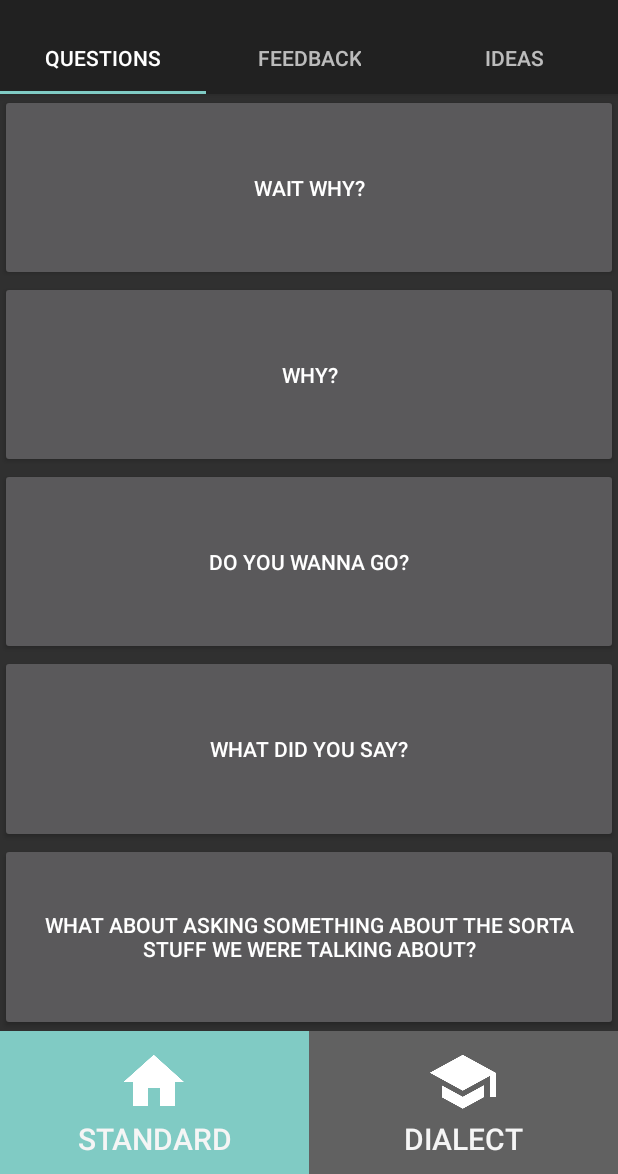
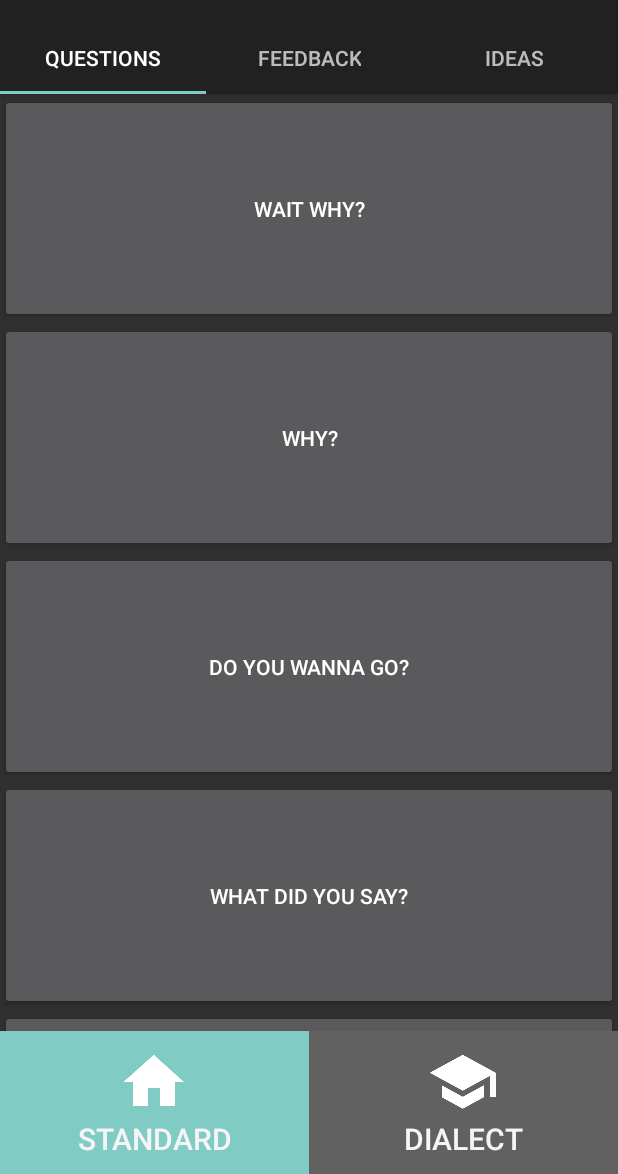
Before and after one commit to andrew-w-sherman/chicowoz, an Android app: the screen it shows after launch (ChiCoWoZ), on a phone screen of 412 x 824 dp, the part 62-1236 px from its top. Run offline under Robolectric (Android 15) with nearby library versions, the phone set to English and light mode, and no system bars; libraries missing offline, so code that uses them is left out: junit.framework; 1 statement that could not run was skipped.

Commit message:
Added option for scrolling buttons

```diff
--- a/Rtog/app/src/main/java/com/andrewsh/rtog/CategoryFragment.java
+++ b/Rtog/app/src/main/java/com/andrewsh/rtog/CategoryFragment.java
@@ -25,16 +25,30 @@ public class CategoryFragment extends Fragment {
                              Bundle savedInstanceState) {
         Bundle b = getArguments();
         position = b.getInt(POS_ARG);
-        View root = inflater.inflate(R.layout.fragment_category, container, false);
-        LinearLayout linearRoot = (LinearLayout) root;
-        LinearLayout.LayoutParams params = new LinearLayout.LayoutParams(
-                ViewGroup.LayoutParams.MATCH_PARENT,
-                0, 1f);
+        View root;
+        LinearLayout linearRoot;
+        LinearLayout.LayoutParams params;
+        if (ChiCoWoZ.IS_SCROLLING) {
+            root = inflater.inflate(R.layout.fragment_category_scroll, container, false);
+            linearRoot = (LinearLayout) root.findViewById(R.id.linear_root);
+            params = new LinearLayout.LayoutParams(
+                    ViewGroup.LayoutParams.MATCH_PARENT,
+                    ViewGroup.LayoutParams.WRAP_CONTENT);
+        }
+        else {
+            root = inflater.inflate(R.layout.fragment_category, container, false);
+            linearRoot = (LinearLayout) root;
+            params = new LinearLayout.LayoutParams(
+                    ViewGroup.LayoutParams.MATCH_PARENT,
+                    0, 1f);
+        }
         String textDef = "THIS BUTTON IS BLANK!";
         for (int i = 0; i < ChiCoWoZ.BUTTONS_PER_PAGE; i++) {
             buttons[i] = new Button(getActivity());
             buttons[i].setText(textDef.toCharArray(), 0, textDef.length());
             buttons[i].setLayoutParams(params);
+            if (ChiCoWoZ.IS_SCROLLING)
+                buttons[i].setPadding(40, 100, 40, 100);
             buttons[i].setOnClickListener(new View.OnClickListener() {
                 @Override
                 public void onClick(View v) {
--- a/Rtog/app/src/main/java/com/andrewsh/rtog/ChiCoWoZ.java
+++ b/Rtog/app/src/main/java/com/andrewsh/rtog/ChiCoWoZ.java
@@ -47,6 +47,7 @@ public class ChiCoWoZ extends AppCompatActivity implements CategoryFragment.OnBu
     private WoZClient client;
 
     public static final int BUTTONS_PER_PAGE = 5;
+    public static final boolean IS_SCROLLING = true;
     public static final String[] CATEGORIES =
         {"Questions", "Feedback", "Ideas"};
     private static final int[] INCLUDE_PAGES = {1};
--- /dev/null
+++ b/Rtog/app/src/main/res/layout/fragment_category_scroll.xml
@@ -0,0 +1,12 @@
+<?xml version="1.0" encoding="utf-8"?>
+<ScrollView xmlns:android="http://schemas.android.com/apk/res/android"
+    xmlns:tools="http://schemas.android.com/tools"
+    tools:context="com.andrewsh.rtog.CategoryFragment"
+    android:layout_width="match_parent" android:layout_height="match_parent">
+    <LinearLayout
+        android:layout_width="match_parent"
+        android:layout_height="match_parent"
+        android:id="@+id/linear_root"
+        android:orientation="vertical">
+    </LinearLayout>
+</ScrollView>
```
